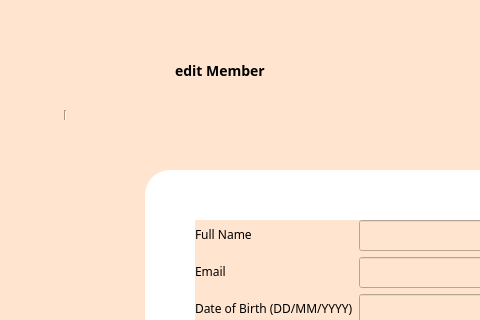
janelle-lr/CS106LibraryInformationSystem, file CS106LibraryInformationSystem/LibraryInformationSystem/adminmemberedit.ui: the form before one commit; both pictures show x 145 to 625 and y 0 to 320 of the 1350 by 640 pixel window.
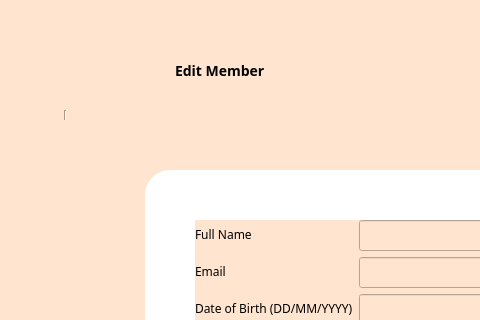
The form after the commit. Icons and pictures are not drawn.

What changed in the file:
```diff
--- a/CS106LibraryInformationSystem/LibraryInformationSystem/adminmemberedit.ui
+++ b/CS106LibraryInformationSystem/LibraryInformationSystem/adminmemberedit.ui
@@ -55,7 +55,7 @@
 }</string>
     </property>
     <property name="text">
-     <string>edit Member</string>
+     <string>Edit Member</string>
     </property>
    </widget>
    <widget class="QGroupBox" name="groupBox">
```
